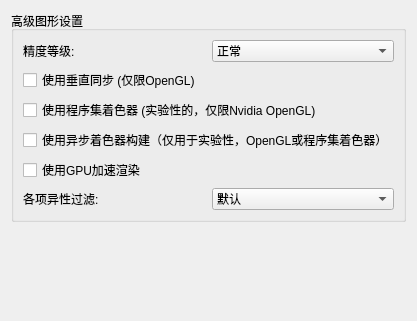
Qt form src/yuzu/configuration/configure_graphics_advanced.ui (formylover/yuzu-early-access) before a commit.
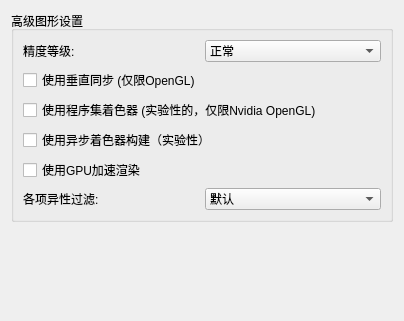
The same form after that commit.

Patch:
```diff
--- a/src/yuzu/configuration/configure_graphics_advanced.ui
+++ b/src/yuzu/configuration/configure_graphics_advanced.ui
@@ -92,7 +92,7 @@
            <string>启用异步着色器编译，这可以减少着色器卡顿，此功能是实验性的。</string>
           </property>
           <property name="text">
-           <string>使用异步着色器构建（仅用于实验性，OpenGL或程序集着色器）</string>
+           <string>使用异步着色器构建（实验性）</string>
           </property>
          </widget>
         </item>
```
